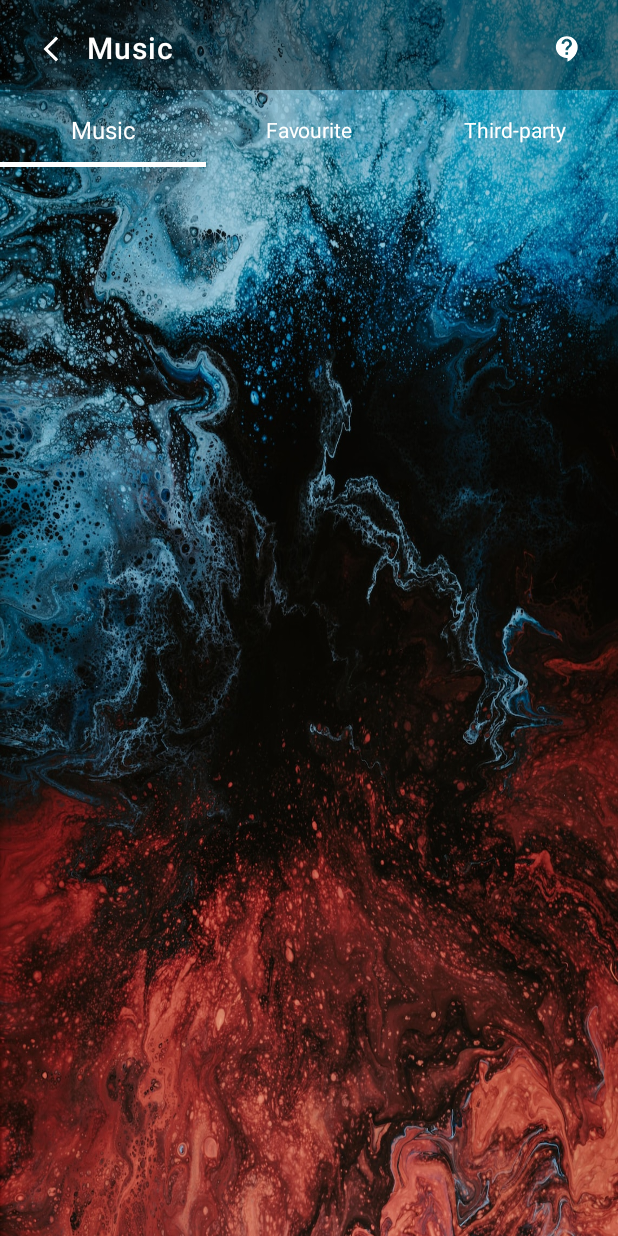
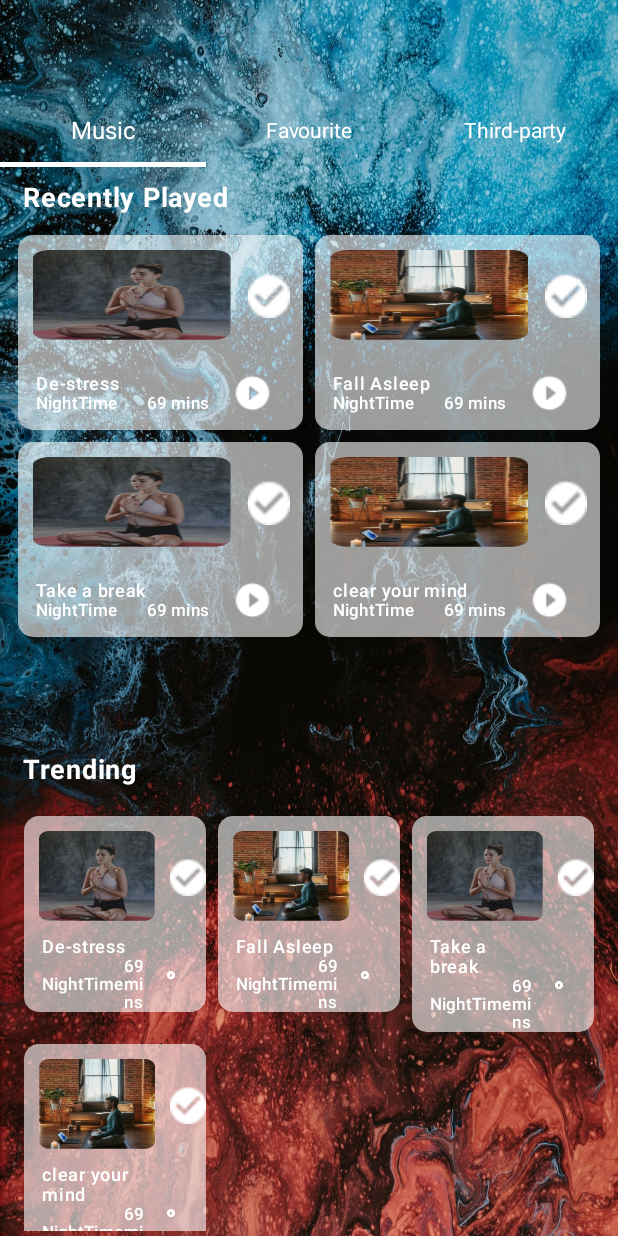
Before and after one commit to ashupandey1620/Sleep, an Android app built with Jetpack Compose: the ListOfMusic screen opened through its navigation route, on a phone screen of 412 x 824 dp. Run offline under Robolectric (Android 15) with nearby library versions, the phone set to English and light mode, and no system bars; our stand-ins replace Dagger/Hilt's generated code.

Commit message:
List Of Music Page

```diff
--- /dev/null
+++ b/app/src/main/java/com/ashutosh/sleep/Components/CustomActionItemMusic.kt
@@ -0,0 +1,190 @@
+package com.ashutosh.sleep.Components
+
+import androidx.compose.foundation.Image
+import androidx.compose.foundation.background
+import androidx.compose.foundation.clickable
+import androidx.compose.foundation.layout.Arrangement
+import androidx.compose.foundation.layout.Column
+import androidx.compose.foundation.layout.Row
+import androidx.compose.foundation.layout.Spacer
+import androidx.compose.foundation.layout.fillMaxSize
+import androidx.compose.foundation.layout.fillMaxWidth
+import androidx.compose.foundation.layout.height
+import androidx.compose.foundation.layout.padding
+import androidx.compose.foundation.layout.size
+import androidx.compose.foundation.layout.width
+import androidx.compose.foundation.layout.wrapContentHeight
+import androidx.compose.foundation.shape.RoundedCornerShape
+import androidx.compose.material3.ExperimentalMaterial3Api
+import androidx.compose.material3.Icon
+import androidx.compose.material3.Text
+import androidx.compose.runtime.Composable
+import androidx.compose.runtime.mutableStateOf
+import androidx.compose.runtime.remember
+import androidx.compose.ui.Alignment
+import androidx.compose.ui.Modifier
+import androidx.compose.ui.draw.clip
+import androidx.compose.ui.graphics.Color
+import androidx.compose.ui.layout.ContentScale
+import androidx.compose.ui.res.painterResource
+import androidx.compose.ui.text.font.FontWeight
+import androidx.compose.ui.tooling.preview.Preview
+import androidx.compose.ui.unit.dp
+import androidx.compose.ui.unit.sp
+import androidx.navigation.NavController
+import com.ashutosh.sleep.R
+import com.ashutosh.sleep.Screens.ListOfMusic
+import com.ashutosh.sleep.ui.theme.SleepTheme
+
+
+@ExperimentalMaterial3Api
+@Composable
+fun SupportActionItemMusic(
+    image: Int , mainText: String , supportText: String, time:String, onClick: () -> Unit ,
+//    navController: NavController
+) {
+
+    val color = remember{ mutableStateOf(false) }
+
+    Column(modifier = Modifier
+        .width(200.dp)
+        .wrapContentHeight()
+        .padding(4.dp)
+        .clip(RoundedCornerShape(10.dp))
+        .background(Color.White.copy(alpha = 0.6f))
+    ) {
+
+
+        Row(
+            modifier = Modifier
+                .fillMaxWidth()
+                .height(80.dp)
+            ,
+            verticalAlignment = Alignment.CenterVertically,
+
+
+        ) {
+            Image(
+                painter = painterResource(id = image) ,
+                contentDescription = "" ,
+                modifier = Modifier
+                    .fillMaxWidth(0.8f)
+                    .clip(RoundedCornerShape(10.dp))
+                    .padding(10.dp),
+                contentScale = ContentScale.FillBounds
+            )
+            Icon(
+                painter = painterResource(id = R.drawable.tick) ,
+                contentDescription = "" ,
+                tint = Color.White  ,
+                modifier = Modifier
+                    .size(30.dp)
+                    .clickable {
+
+                }
+            )
+        }
+
+        Row(
+            modifier = Modifier
+                .padding(horizontal = 12.dp)
+                .fillMaxWidth()
+                .wrapContentHeight(),
+            verticalAlignment = Alignment.CenterVertically,
+            horizontalArrangement = Arrangement.Start
+
+        ) {
+
+            Column(
+                modifier = Modifier
+                    .fillMaxWidth(0.7f)
+                    .wrapContentHeight() , verticalArrangement = Arrangement.SpaceBetween ,
+                horizontalAlignment = Alignment.Start
+            ) {
+
+                Text(
+                    text = mainText ,
+                    color = Color.White ,
+                    fontSize = 12.sp ,
+                    lineHeight = 13.sp ,
+                    fontWeight = FontWeight.Medium ,
+                )
+
+
+                Row(
+                    modifier = Modifier
+                        .fillMaxWidth()
+                        .wrapContentHeight() ,
+                    verticalAlignment = Alignment.CenterVertically ,
+                    horizontalArrangement = Arrangement.SpaceBetween
+                )
+                {
+                    Text(
+                        text = supportText ,
+                        color = Color.White ,
+                        fontSize = 11.sp ,
+                        lineHeight = 12.sp ,
+                        fontWeight = FontWeight.Medium ,
+                    )
+
+                    Text(
+                        text = time ,
+                        color = Color.White ,
+                        fontSize = 11.sp ,
+                        lineHeight = 12.sp ,
+                        fontWeight = FontWeight.Medium ,
+                    )
+                }
+            }
+
+
+
+
+
+            Spacer(modifier = Modifier.padding(3.dp))
+
+
+
+            Column(
+                modifier = Modifier
+                    .size(50.dp) , verticalArrangement = Arrangement.Center ,
+                horizontalAlignment = Alignment.CenterHorizontally
+            ) {
+
+
+                Icon(
+                    painter = painterResource(id = R.drawable.play) ,
+                    contentDescription = "" ,
+                    tint = Color.White ,
+                    modifier = Modifier
+                        .size(50.dp)
+                        .padding(8.dp)
+                        .clickable {
+
+                        }
+                )
+
+            }
+
+        }
+
+        }
+    }
+
+
+
+
+@OptIn(ExperimentalMaterial3Api::class)
+@Preview()
+@Composable
+fun ListOfMusicScreenPreview() {
+    SleepTheme {
+        SupportActionItemMusic(
+            image = R.drawable.sleepman ,
+            mainText = "Relaxing Sleep" ,
+            supportText = "May 2020" ,
+            time = "69 min" ,
+            onClick = { /*TODO*/ } ,
+        )
+    }
+}
--- a/app/src/main/java/com/ashutosh/sleep/Navigation/AppNavigation.kt
+++ b/app/src/main/java/com/ashutosh/sleep/Navigation/AppNavigation.kt
@@ -53,7 +53,7 @@ fun AppNavigation(mainViewModel: MainViewModel) {
         }
         composable(route = Routes.ListOfMusic.name) {
             ListOfMusic(
-                navController
+//                navController
             )
         }
         composable(route = Routes.SleepStories.name) {
--- a/app/src/main/java/com/ashutosh/sleep/Screens/Help.kt
+++ b/app/src/main/java/com/ashutosh/sleep/Screens/Help.kt
@@ -114,6 +114,7 @@ fun Help(navController:NavController) {
                             .fillMaxWidth()
                             .wrapContentHeight()
                             .padding(horizontal = 15.dp)
+                            .padding(vertical = 10.dp)
 
 
                     ) {
--- a/app/src/main/java/com/ashutosh/sleep/Screens/ListOfMusic.kt
+++ b/app/src/main/java/com/ashutosh/sleep/Screens/ListOfMusic.kt
@@ -6,12 +6,18 @@ import androidx.compose.foundation.background
 import androidx.compose.foundation.layout.Arrangement
 import androidx.compose.foundation.layout.Box
 import androidx.compose.foundation.layout.Column
+import androidx.compose.foundation.layout.PaddingValues
 import androidx.compose.foundation.layout.Spacer
 import androidx.compose.foundation.layout.fillMaxSize
 import androidx.compose.foundation.layout.fillMaxWidth
 import androidx.compose.foundation.layout.height
 import androidx.compose.foundation.layout.padding
+import androidx.compose.foundation.layout.wrapContentHeight
+import androidx.compose.foundation.layout.wrapContentWidth
+import androidx.compose.foundation.lazy.grid.GridCells
+import androidx.compose.foundation.lazy.grid.LazyVerticalGrid
 import androidx.compose.foundation.shape.RoundedCornerShape
+import androidx.compose.material3.ExperimentalMaterial3Api
 import androidx.compose.material3.Scaffold
 import androidx.compose.material3.Tab
 import androidx.compose.material3.TabRow
@@ -31,30 +37,106 @@ import androidx.compose.ui.graphics.painter.Painter
 import androidx.compose.ui.layout.ContentScale
 import androidx.compose.ui.res.painterResource
 import androidx.compose.ui.text.TextStyle
+import androidx.compose.ui.text.font.FontWeight
 import androidx.compose.ui.tooling.preview.Preview
 import androidx.compose.ui.unit.sp
 import androidx.compose.ui.unit.dp
 import androidx.navigation.NavController
+import com.ashutosh.sleep.Components.SupportActionGoal
+import com.ashutosh.sleep.Components.SupportActionItemMusic
 import com.ashutosh.sleep.Components.Toolbar
 import com.ashutosh.sleep.Components.tabsMusic
 import com.ashutosh.sleep.R
 import com.ashutosh.sleep.ui.theme.SleepTheme
+import com.google.gson.Gson
+import java.net.URLEncoder
 
+
+data class SupportActionMusic(
+    val icon: Int,
+    val mainText: String,
+    val supportText: String,
+    val time:String
+)
+
+
+@OptIn(ExperimentalMaterial3Api::class)
 @SuppressLint("UnusedMaterial3ScaffoldPaddingParameter")
 @Composable
-fun ListOfMusic(navController:NavController) {
+fun ListOfMusic(
+//    navController:NavController
+) {
     val painter: Painter = painterResource(id = R.drawable.back)
 
     var selectedIndex by remember {
         mutableStateOf(0)
     }
 
+
+    val ItemsList1 = listOf(
+
+        SupportActionMusic(
+            R.drawable.girl,
+            "De-stress",
+            "NightTime",
+            "69 mins"),
+
+        SupportActionMusic(
+            R.drawable.boy,
+            "Fall Asleep",
+            "NightTime",
+            "69 mins"),
+
+        SupportActionMusic(
+            R.drawable.girl,
+            "Take a break",
+            "NightTime",
+            "69 mins"),
+
+        SupportActionMusic(
+            R.drawable.boy,
+            "clear your mind",
+            "NightTime",
+            "69 mins")
+
+    )
+
+
+
+    val ItemsList2 = listOf(
+
+        SupportActionMusic(
+            R.drawable.girl,
+            "De-stress",
+            "NightTime",
+            "69 mins"),
+
+        SupportActionMusic(
+            R.drawable.boy,
+            "Fall Asleep",
+            "NightTime",
+            "69 mins"),
+
+        SupportActionMusic(
+            R.drawable.girl,
+            "Take a break",
+            "NightTime",
+            "69 mins"),
+
+        SupportActionMusic(
+            R.drawable.boy,
+            "clear your mind",
+            "NightTime",
+            "69 mins")
+
+    )
+
     Scaffold(modifier = Modifier.fillMaxSize() ,
         topBar = {
-            Toolbar(
-                     navController,
-                "Music"
-            )
+//            Toolbar(
+//                     navController,
+//                "Music"
+//            )
         } ,
         content = {
 
@@ -77,10 +159,12 @@ fun ListOfMusic(navController:NavController) {
                         .fillMaxWidth()
                         .padding(vertical = 3.dp) ,
                     verticalArrangement = Arrangement.Top ,
-                    horizontalAlignment = Alignment.CenterHorizontally
+                    horizontalAlignment = Alignment.Start
                 ) {
 
-                    Spacer(modifier = Modifier.fillMaxWidth().height(60.dp))
+                    Spacer(modifier = Modifier
+                        .fillMaxWidth()
+                        .height(60.dp))
 
 
                     TabRow(selectedTabIndex = selectedIndex ,
@@ -139,6 +223,102 @@ fun ListOfMusic(navController:NavController) {
                     }
 
 
+
+                    Text(
+                        modifier = Modifier
+                            .wrapContentWidth()
+                            .padding(top = 10.dp)
+                            .padding(horizontal = 15.dp),
+                        text = "Recently Played" ,
+                        color = Color.White ,
+                        fontSize = 18.sp ,
+                        lineHeight = 20.sp,
+                        fontWeight = FontWeight.Bold ,
+                    )
+
+
+                    LazyVerticalGrid(
+                        modifier = Modifier
+                            .fillMaxWidth()
+                            .height(330.dp),
+                        columns = GridCells.Fixed(2) ,
+                        userScrollEnabled = true ,
+
+                        contentPadding = PaddingValues(
+                            start = 8.dp ,
+                            top = 10.dp ,
+                            end = 8.dp ,
+                            bottom = 10.dp
+                        ) ,
+                        content = {
+
+
+                            items(ItemsList1.size) { index ->
+                                SupportActionItemMusic(
+                                    ItemsList1[index].icon ,
+                                    ItemsList1[index].mainText ,
+                                    ItemsList1[index].supportText,
+                                    ItemsList1[index].time,
+                                    {}
+                                )
+                            }
+
+                        }
+                    )
+
+
+                    Spacer(modifier = Modifier.fillMaxWidth()
+                        .height(20.dp))
+
+                    Text(
+                        modifier = Modifier
+                            .wrapContentWidth()
+                            .padding(top = 10.dp)
+                            .padding(horizontal = 15.dp),
+                        text = "Trending" ,
+                        color = Color.White ,
+                        fontSize = 18.sp ,
+                        lineHeight = 20.sp,
+                        fontWeight = FontWeight.Bold ,
+                    )
+
+
+                    LazyVerticalGrid(
+                        modifier = Modifier
+                            .fillMaxWidth()
+                            .height(330.dp),
+                        columns = GridCells.Adaptive(128.dp) ,
+                        userScrollEnabled = true ,
+
+                        contentPadding = PaddingValues(
+                            start = 12.dp ,
+                            top = 16.dp ,
+                            end = 12.dp ,
+                            bottom = 16.dp
+                        ) ,
+                        content = {
+
+
+                            items(ItemsList2.size) { index ->
+                                SupportActionItemMusic(
+                                    ItemsList2[index].icon ,
+                                    ItemsList2[index].mainText ,
+                                    ItemsList2[index].supportText,
+                                    ItemsList2[index].time,
+                                    {}
+                                )
+                            }
+
+
+                        }
+                    )
+
+
+
+
+
+
+
                 }
 
                 }
@@ -151,6 +331,6 @@ fun ListOfMusic(navController:NavController) {
 @Composable
 fun ListOfMusicScreenPreview() {
     SleepTheme {
-//        HomeScreen()
+        ListOfMusic()
     }
 }
```
